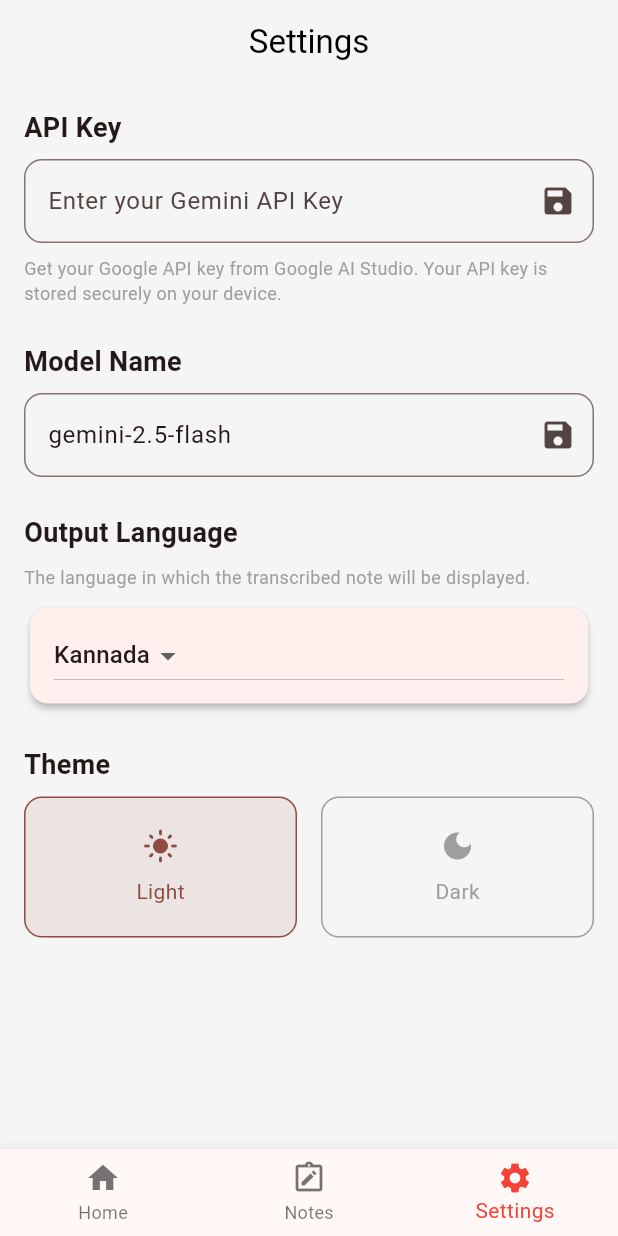
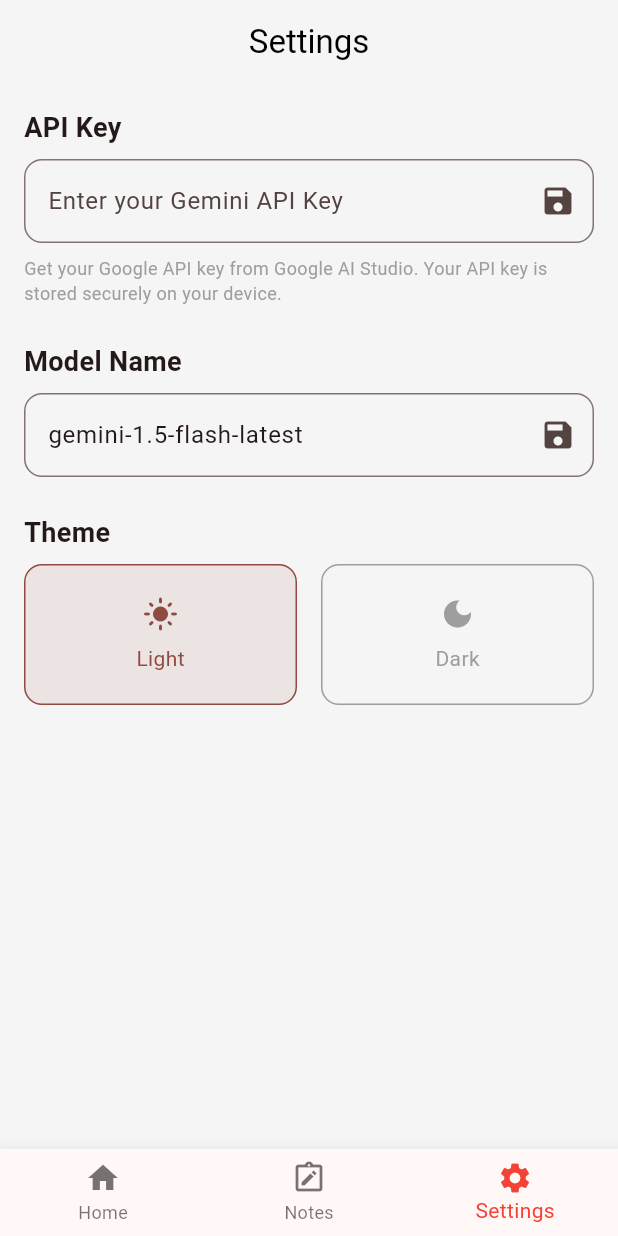
Before and after one commit to ullas9525/Dictation_App, a Flutter app: the screen it shows after launch, item 3 of the bottom bar chosen, on a phone screen of 412 x 824 dp. Run offline on Flutter 3.47's test engine with Material 3 defaults, Android fonts, the phone set to English and light mode, and no system bars; our stand-ins replace flutter_markdown, google_generative_ai, permission_handler, shared_preferences; missing offline and left inert: flutter_sound.

Commit message:
Remove translator dependency and clean up related code

````diff
--- a/lib/main.dart
+++ b/lib/main.dart
@@ -12,7 +12,6 @@ import 'package:flutter/services.dart';
 import 'package:flutter_markdown/flutter_markdown.dart';
 import 'dart:math' as math;
 import 'dart:ui' as ui;
-import 'package:translator/translator.dart';
 
 void main() {
   runApp(
@@ -28,9 +27,11 @@ void main() {
 }
 
 // --- State Management ---
+
 class ThemeProvider with ChangeNotifier {
   ThemeMode _themeMode = ThemeMode.light;
   ThemeMode get themeMode => _themeMode;
+
   ThemeProvider() {
     _loadTheme();
   }
@@ -54,6 +55,7 @@ class NoteProvider with ChangeNotifier {
   String _rawTranscript = 'Record a new note from the Home screen.';
   String _cleanedTranscript = 'Your cleaned note will appear here.';
   String _polishedTranscript = 'Your polished note will appear here.';
+
   String get rawTranscript => _rawTranscript;
   String get cleanedTranscript => _cleanedTranscript;
   String get polishedTranscript => _polishedTranscript;
@@ -66,23 +68,33 @@ class NoteProvider with ChangeNotifier {
   }
 }
 
+// --- MODIFIED & FINAL: RecordingProvider ---
+// --- MODIFIED & FINAL: RecordingProvider with corrected timer and visualizer ---
 class RecordingProvider with ChangeNotifier {
   final FlutterSoundRecorder _recorder = FlutterSoundRecorder();
   StreamSubscription? _recorderSubscription;
   Timer? _durationTimer;
+
   bool _isInitialized = false;
   bool get isInitialized => _isInitialized;
+
   bool _isSessionActive = false;
   bool get isSessionActive => _isSessionActive;
+
   bool get isRecording => _recorder.isRecording;
+
   bool _isPaused = false;
   bool get isPaused => _isPaused;
+
   String? _audioPath;
   String? get audioPath => _audioPath;
+
   Duration _duration = Duration.zero;
   Duration get duration => _duration;
+
   double _decibelLevel = -120.0;
   double get decibelLevel => _decibelLevel;
+
   RecordingProvider() {
     _initRecorder();
   }
@@ -106,9 +118,11 @@ class RecordingProvider with ChangeNotifier {
     });
   }
 
+  // --- NEW: Helper function to manage the decibel stream ---
   void _startDecibelSubscription() {
     _recorderSubscription?.cancel(); // Ensure no old subscriptions are running
     _recorderSubscription = _recorder.onProgress!.listen((e) {
+      // We no longer check for _isPaused here, we just manage the subscription
       _decibelLevel = e.decibels ?? -120.0;
       notifyListeners();
     });
@@ -116,25 +130,34 @@ class RecordingProvider with ChangeNotifier {
 
   Future<void> startRecording() async {
     if (!_isInitialized || _isSessionActive) return;
+
     Directory tempDir = await getTemporaryDirectory();
     _audioPath = '${tempDir.path}/voice_note_${DateTime.now().millisecondsSinceEpoch}.aac';
+
     await _recorder.startRecorder(
       toFile: _audioPath,
       codec: Codec.aacADTS,
     );
+
     _duration = Duration.zero;
     _startTimer();
     _startDecibelSubscription(); // Start listening to the visualizer stream
+
     _isPaused = false;
     _isSessionActive = true;
     notifyListeners();
   }
 
+  // In class RecordingProvider
+
   Future<void> pauseRecording() async {
   if (!_isInitialized || !_isSessionActive || _isPaused) return;
   await _recorder.pauseRecorder();
   _isPaused = true;
+
   _durationTimer?.cancel();
+
+  // We still cancel the subscription to stop new data
   _recorderSubscription?.cancel();
   _recorderSubscription = null;
   notifyListeners();
@@ -144,13 +167,17 @@ class RecordingProvider with ChangeNotifier {
     if (!_isInitialized || !_isSessionActive || !_isPaused) return;
     await _recorder.resumeRecorder();
     _isPaused = false;
+
     _startTimer();
+    // FIX: Start a new stream subscription to reactivate the visualizer.
     _startDecibelSubscription();
+
     notifyListeners();
   }
 
   Future<void> stopRecording() async {
     if (!_isInitialized || !_isSessionActive) return;
+
     await _recorder.stopRecorder();
     _durationTimer?.cancel();
     await _recorderSubscription?.cancel();
@@ -164,6 +191,7 @@ class RecordingProvider with ChangeNotifier {
 
   Future<void> cancelRecording() async {
     if (!_isInitialized || !_isSessionActive) return;
+
     await _recorder.stopRecorder();
     _durationTimer?.cancel();
     await _recorderSubscription?.cancel();
@@ -184,10 +212,10 @@ class RecordingProvider with ChangeNotifier {
     super.dispose();
   }
 }
-
 // --- Main Application Widget ---
 class VoiceNotesApp extends StatelessWidget {
   const VoiceNotesApp({super.key});
+
   @override
   Widget build(BuildContext context) {
     return MaterialApp(
@@ -216,14 +244,17 @@ class VoiceNotesApp extends StatelessWidget {
 }
 
 // --- Screens ---
+
 class MainScreen extends StatefulWidget {
   const MainScreen({super.key});
+
   @override
   State<MainScreen> createState() => _MainScreenState();
 }
 
 class _MainScreenState extends State<MainScreen> {
   int _selectedIndex = 0;
+
   void _onItemTapped(int index) {
     setState(() {
       _selectedIndex = index;
@@ -281,6 +312,7 @@ class HomePage extends StatefulWidget {
   final VoidCallback onNoteProcessed;
   final VoidCallback onNavigateToSettings;
   const HomePage({super.key, required this.onNoteProcessed, required this.onNavigateToSettings});
+
   @override
   State<HomePage> createState() => _HomePageState();
 }
@@ -288,11 +320,13 @@ class HomePage extends StatefulWidget {
 class _HomePageState extends State<HomePage> with TickerProviderStateMixin {
   String _selectedMicrophone = 'Built-in';
   List<String> _availableMicrophones = ['Built-in'];
+
   late AnimationController _animationController;
   late Animation<double> _scaleAnimation;
   late AnimationController _pulseController;
   late Animation<double> _pulseAnimation;
   late Animation<double> _textAnimation;
+
   @override
   void initState() {
     super.initState();
@@ -317,6 +351,8 @@ class _HomePageState extends State<HomePage> with TickerProviderStateMixin {
   }
 
   Future<void> _loadAvailableMicrophones() async {
+    // Note: This is a simplified implementation. In a real app, you would use
+    // platform-specific code to get actual microphone devices
     setState(() {
       _availableMicrophones = [
         'Built-in',
@@ -388,10 +424,13 @@ class _HomePageState extends State<HomePage> with TickerProviderStateMixin {
     return '$minutes:$seconds';
   }
 
+  // --- MODIFIED & FINAL: This method now only STOPS and processes the recording ---
   Future<void> _stopAndProcessRecording(RecordingProvider recorder) async {
     if (!recorder.isInitialized || !recorder.isSessionActive) return;
+
     _animationController.reverse();
     await recorder.stopRecording();
+
     if (recorder.audioPath != null && mounted) {
       final noteProvider = Provider.of<NoteProvider>(context, listen: false);
       final transcripts = await Navigator.push<Map<String, String>>(
@@ -407,6 +446,7 @@ class _HomePageState extends State<HomePage> with TickerProviderStateMixin {
 
   Future<void> _checkApiKeyAndStart(RecordingProvider recorder) async {
     if (!recorder.isInitialized) return;
+
     final prefs = await SharedPreferences.getInstance();
     final apiKey = prefs.getString('apiKey') ?? '';
     if (apiKey.isEmpty) {
@@ -422,10 +462,14 @@ class _HomePageState extends State<HomePage> with TickerProviderStateMixin {
     await recorder.startRecording();
   }
 
+  // --- MODIFIED & FINAL: The build method uses the corrected logic ---
+  // In class _HomePageState
+
 @override
 Widget build(BuildContext context) {
   final theme = Theme.of(context);
   final isDarkMode = theme.brightness == Brightness.dark;
+
   return Consumer<RecordingProvider>(
     builder: (context, recorder, child) {
       return Scaffold(
@@ -479,17 +523,23 @@ Widget build(BuildContext context) {
                           ),
                     ),
                     const Spacer(),
+
+                    // --- MAJOR CHANGE START ---
+                    // This area now uses an AnimatedSwitcher to swap between the single
+                    // record button and the row of active controls.
                     AnimatedSwitcher(
                       duration: const Duration(milliseconds: 300),
                       transitionBuilder: (child, animation) {
                         return ScaleTransition(scale: animation, child: child);
                       },
                       child: recorder.isSessionActive
+                          // --- WIDGETS WHEN RECORDING ---
                           ? Row(
                               key: const ValueKey('active_controls'),
                               mainAxisAlignment: MainAxisAlignment.center,
                               crossAxisAlignment: CrossAxisAlignment.center,
                               children: [
+                                // 1. The STOP button
                                 GestureDetector(
                                   onTap: () => _stopAndProcessRecording(recorder),
                                   child: Container(
@@ -502,7 +552,9 @@ Widget build(BuildContext context) {
                                   ),
                                 ),
                                 const SizedBox(width: 24),
+                                // 2. The PAUSE / RESUME buttons
                                 if (recorder.isPaused)
+                                  // The Resume Button
                                   IconButton(
                                     icon: const Icon(Icons.play_arrow),
                                     iconSize: 40,
@@ -510,6 +562,7 @@ Widget build(BuildContext context) {
                                     color: theme.colorScheme.onSurface,
                                   )
                                 else
+                                  // The Pause Button
                                   IconButton(
                                     icon: const Icon(Icons.pause),
                                     iconSize: 40,
@@ -518,6 +571,7 @@ Widget build(BuildContext context) {
                                   ),
                               ],
                             )
+                          // --- WIDGET WHEN IDLE ---
                           : GestureDetector(
                               key: const ValueKey('idle_button'),
                               onTap: () => _checkApiKeyAndStart(recorder),
@@ -538,8 +592,10 @@ Widget build(BuildContext context) {
                               ),
                             ),
                     ),
+                    // --- MAJOR CHANGE END ---
 
                     const SizedBox(height: 24),
+                    // The cancel button logic remains below
                     SizedBox(
                       height: 48,
                       child: AnimatedOpacity(
@@ -554,7 +610,7 @@ Widget build(BuildContext context) {
                                 padding: const EdgeInsets.symmetric(horizontal: 20, vertical: 12),
                               ),
                             )
-                          : const SizedBox(),
+                          : const SizedBox(), // Show nothing when not active
                       ),
                     ),
                     const SizedBox(height: 20),
@@ -585,6 +641,7 @@ Widget build(BuildContext context) {
 
 class ParticleBackground extends StatefulWidget {
   const ParticleBackground({super.key});
+
   @override
   State<ParticleBackground> createState() => _ParticleBackgroundState();
 }
@@ -592,6 +649,7 @@ class ParticleBackground extends StatefulWidget {
 class _ParticleBackgroundState extends State<ParticleBackground> with SingleTickerProviderStateMixin {
   late AnimationController _controller;
   List<Particle> _particles = [];
+
   @override
   void initState() {
     super.initState();
@@ -661,7 +719,9 @@ class Particle {
 
 class ParticlePainter extends CustomPainter {
   final List<Particle> particles;
+
   ParticlePainter({required this.particles});
+
   @override
   void paint(Canvas canvas, Size size) {
     final paint = Paint();
@@ -683,6 +743,7 @@ class AudioWaveformVisualizer extends StatefulWidget {
   final double decibelLevel;
   final bool isPaused;
   const AudioWaveformVisualizer({super.key, required this.decibelLevel,this.isPaused = false, });
+
   @override
   State<AudioWaveformVisualizer> createState() => _AudioWaveformVisualizerState();
 }
@@ -691,8 +752,11 @@ class _AudioWaveformVisualizerState extends State<AudioWaveformVisualizer> {
   List<double> _waveforms = [];
   final int _maxWaveforms = 100;
   Timer? _scrollTimer;
+
   double _lastDecibel = 0.0;
   bool _hasNewData = false;
+
+
   @override
   void initState() {
     super.initState();
@@ -704,7 +768,9 @@ class _AudioWaveformVisualizerState extends State<AudioWaveformVisualizer> {
   void didUpdateWidget(covariant AudioWaveformVisualizer oldWidget) {
     super.didUpdateWidget(oldWidget);
     if (widget.decibelLevel != oldWidget.decibelLevel) {
+
       final double normalized = (widget.decibelLevel.clamp(-120.0, 0.0) + 120) / 120;
+
       _lastDecibel = normalized;
       _hasNewData = true;
     }
@@ -714,7 +780,7 @@ class _AudioWaveformVisualizerState extends State<AudioWaveformVisualizer> {
     _scrollTimer = Timer.periodic(const Duration(milliseconds: 75), (timer) {
       if (widget.isPaused) {
         return;
-      }
+      }// Slightly slower scroll
       if (mounted) {
         setState(() {
           if (_hasNewData) {
@@ -723,6 +789,7 @@ class _AudioWaveformVisualizerState extends State<AudioWaveformVisualizer> {
           } else {
             _waveforms.add(0.0);
           }
+
           if (_waveforms.length > _maxWaveforms) {
             _waveforms.removeAt(0);
           }
@@ -750,10 +817,13 @@ class _AudioWaveformVisualizerState extends State<AudioWaveformVisualizer> {
 
 class WaveformPainter extends CustomPainter {
   final List<double> waveforms;
+
   WaveformPainter({required this.waveforms});
+
   @override
   void paint(Canvas canvas, Size size) {
     if (waveforms.length < 2) return;
+
     final paint = Paint()
       ..shader = ui.Gradient.linear(
         Offset(0, -size.height / 2),
@@ -761,20 +831,28 @@ class WaveformPainter extends CustomPainter {
         [Colors.red.shade400, Colors.red.shade700],
       )
       ..style = PaintingStyle.fill;
+
     final path = Path();
     final barWidth = size.width / (waveforms.length - 1);
+
     path.moveTo(0, size.height / 2);
+
     for (int i = 0; i < waveforms.length - 1; i++) {
       final waveform = waveforms[i];
       final nextWaveform = waveforms[i + 1];
+
       final barHeight = (waveform * size.height * 0.8).clamp(2.0, size.height);
       final nextBarHeight = (nextWaveform * size.height * 0.8).clamp(2.0, size.height);
+
       final x1 = i * barWidth;
       final y1 = size.height / 2 - barHeight / 2;
+
       final x2 = (i + 1) * barWidth;
       final y2 = size.height / 2 - nextBarHeight / 2;
+
       final midX = (x1 + x2) / 2;
       final midY = (y1 + y2) / 2;
+
       path.quadraticBezierTo(x1, y1, midX, midY);
     }
 
@@ -782,20 +860,28 @@ class WaveformPainter extends CustomPainter {
     final lastY = size.height / 2 - (waveforms.last * size.height * 0.8).clamp(2.0, size.height) / 2;
     path.lineTo(lastX, lastY);
     path.lineTo(lastX, size.height / 2);
+
     for (int i = waveforms.length - 2; i >= 0; i--) {
         final waveform = waveforms[i];
         final nextWaveform = waveforms[i + 1];
+
         final barHeight = (waveform * size.height * 0.8).clamp(2.0, size.height);
         final nextBarHeight = (nextWaveform * size.height * 0.8).clamp(2.0, size.height);
+
         final x1 = i * barWidth;
         final y1 = size.height / 2 + barHeight / 2;
+
         final x2 = (i + 1) * barWidth;
         final y2 = size.height / 2 + nextBarHeight / 2;
+
         final midX = (x1 + x2) / 2;
         final midY = (y1 + y2) / 2;
+
         path.quadraticBezierTo(x2, y2, midX, midY);
     }
+
     path.close();
+
     canvas.drawPath(path, paint);
   }
 
@@ -803,14 +889,17 @@ class WaveformPainter extends CustomPainter {
   bool shouldRepaint(covariant CustomPainter oldDelegate) => true;
 }
 
+
 class NotePage extends StatefulWidget {
   const NotePage({super.key});
+
   @override
   State<NotePage> createState() => _NotePageState();
 }
 
 class _NotePageState extends State<NotePage> with SingleTickerProviderStateMixin {
   late TabController _tabController;
+
   @override
   void initState() {
     super.initState();
@@ -972,8 +1061,6 @@ Widget _buildCopyButton(BuildContext context, String label, String text, {bool i
           data: text,
           styleSheet: MarkdownStyleSheet.fromTheme(Theme.of(context)).copyWith(
             p: const TextStyle(fontSize: 16, height: 1.5),
-            h2: const TextStyle(fontSize: 20, fontWeight: FontWeight.bold),
-            strong: const TextStyle(fontWeight: FontWeight.bold),
           ),
         ),
       ),
@@ -982,9 +1069,11 @@ Widget _buildCopyButton(BuildContext context, String label, String text, {bool i
 }
 
 enum ProcessingStep { transcribing, cleaning, polishing, completed }
+
 class TranscribePage extends StatefulWidget {
   final String audioPath;
   const TranscribePage({super.key, required this.audioPath});
+
   @override
   State<TranscribePage> createState() => _TranscribePageState();
 }
@@ -993,6 +1082,7 @@ class _TranscribePageState extends State<TranscribePage> {
   ProcessingStep _currentStep = ProcessingStep.transcribing;
   bool _isProcessing = true;
   String _errorMessage = '';
+
   @override
   void initState() {
     super.initState();
@@ -1006,18 +1096,27 @@ class _TranscribePageState extends State<TranscribePage> {
       _errorMessage = '';
       _currentStep = ProcessingStep.transcribing;
     });
+
     try {
       final prefs = await SharedPreferences.getInstance();
       final apiKey = prefs.getString('apiKey') ?? '';
-      final modelName = prefs.getString('modelName') ?? 'gemini-2.5-flash';
+      final modelName = prefs.getString('modelName') ?? 'gemini-1.5-flash-latest';
+
+
       final service = TranscriptionService();
+
       final result = await service.processAudio(widget.audioPath, apiKey, modelName);
+
       if(mounted) setState(() { _currentStep = ProcessingStep.cleaning; });
       await Future.delayed(const Duration(milliseconds: 400));
+
       if(mounted) setState(() { _currentStep = ProcessingStep.polishing; });
       await Future.delayed(const Duration(milliseconds: 400));
+
+
       if(mounted) setState(() { _currentStep = ProcessingStep.completed; });
       await Future.delayed(const Duration(milliseconds: 400));
+
       if (mounted) {
         Navigator.of(context).pop(result);
       }
@@ -1090,6 +1189,7 @@ class _TranscribePageState extends State<TranscribePage> {
 class ProcessingStepper extends StatelessWidget {
   final ProcessingStep currentStep;
   const ProcessingStepper({super.key, required this.currentStep});
+
   @override
   Widget build(BuildContext context) {
     return Column(
@@ -1116,8 +1216,10 @@ class ProcessingStepper extends StatelessWidget {
     final isActive = _isStepActive(step);
     final isCurrent = currentStep == step;
     final isCompleted = currentStep.index > step.index;
+
     Color circleColor = isActive ? Colors.green : Colors.grey.shade400;
     Widget child = const SizedBox();
+
     if (isCompleted) {
       child = const Icon(Icons.check, color: Colors.white, size: 16);
     } else if (isCurrent) {
@@ -1162,12 +1264,14 @@ class ProcessingStepper extends StatelessWidget {
       ),
     );
   }
+
   bool isDarkTheme(BuildContext context) => Theme.of(context).brightness == Brightness.dark;
 }
 
 
 class SettingsPage extends StatefulWidget {
   const SettingsPage({super.key});
+
   @override
   State<SettingsPage> createState() => _SettingsPageState();
 }
@@ -1175,8 +1279,7 @@ class SettingsPage extends StatefulWidget {
 class _SettingsPageState extends State<SettingsPage> {
   final _apiKeyController = TextEditingController();
   final _modelNameController = TextEditingController();
-  String _selectedLanguage = 'kn';
-  final translator = GoogleTranslator();
+
   @override
   void initState() {
     super.initState();
@@ -1188,8 +1291,7 @@ class _SettingsPageState extends State<SettingsPage> {
     if (mounted) {
       setState(() {
         _apiKeyController.text = prefs.getString('apiKey') ?? '';
-        _modelNameController.text = prefs.getString('modelName') ?? 'gemini-2.5-flash';
-        _selectedLanguage = prefs.getString('selectedLanguage') ?? 'kn';
+        _modelNameController.text = prefs.getString('modelName') ?? 'gemini-1.5-flash-latest';
       });
     }
   }
@@ -1204,10 +1306,6 @@ class _SettingsPageState extends State<SettingsPage> {
     await prefs.setString('modelName', value);
   }
 
-  Future<void> _saveSelectedLanguage(String value) async {
-    final prefs = await SharedPreferences.getInstance();
-    await prefs.setString('selectedLanguage', value);
-  }
 
   @override
   void dispose() {
@@ -1219,6 +1317,7 @@ class _SettingsPageState extends State<SettingsPage> {
   @override
   Widget build(BuildContext context) {
     final themeProvider = Provider.of<ThemeProvider>(context);
+
     return Scaffold(
       appBar: AppBar(
         title: const Text('Settings'),
@@ -1260,7 +1359,7 @@ class _SettingsPageState extends State<SettingsPage> {
           TextField(
             controller: _modelNameController,
             decoration: InputDecoration(
-              hintText: 'Use gemini-2.5-flash',
+              hintText: 'Use gemini-1.5-flash-latest',
               border: OutlineInputBorder(
                 borderRadius: BorderRadius.circular(12),
               ),
@@ -1273,41 +1372,6 @@ class _SettingsPageState extends State<SettingsPage> {
                   );
                   FocusScope.of(context).unfocus();
                 },
-              ),
-            ),
-          ),
-          const SizedBox(height: 24),
-          _buildSectionTitle('Output Language'),
-          const SizedBox(height: 8),
-          const Text(
-            'The language in which the transcribed note will be displayed.',
-            style: TextStyle(color: Colors.grey, fontSize: 12),
-          ),
-          const SizedBox(height: 8),
-          Card(
-            elevation: 2,
-            shape: RoundedRectangleBorder(
-              borderRadius: BorderRadius.circular(12),
-            ),
-            child: Padding(
-              padding: const EdgeInsets.symmetric(horizontal: 16.0, vertical: 8.0),
-              child: DropdownButton<String>(
-                value: _selectedLanguage,
-                onChanged: (String? newValue) {
-                  if (newValue != null) {
-                    setState(() {
-                      _selectedLanguage = newValue;
-                    });
-                    _saveSelectedLanguage(newValue);
-                  }
-                },
-                items: <String>['kn', 'en', 'es', 'fr', 'de', 'hi', 'te', 'ta']
-                    .map<DropdownMenuItem<String>>((String value) {
-                  return DropdownMenuItem<String>(
-                    value: value,
-                    child: Text(_getLanguageName(value)),
-                  );
-                }).toList(),
               ),
             ),
           ),
@@ -1345,29 +1409,6 @@ class _SettingsPageState extends State<SettingsPage> {
     );
   }
 
-  String _getLanguageName(String code) {
-    switch (code) {
-      case 'kn':
-        return 'Kannada';
-      case 'en':
-        return 'English';
-      case 'es':
-        return 'Spanish';
-      case 'fr':
-        return 'French';
-      case 'de':
-        return 'German';
-      case 'hi':
-        return 'Hindi';
-      case 'te':
-        return 'Telugu';
-      case 'ta':
-        return 'Tamil';
-      default:
-        return '';
-    }
-  }
-
   Widget _buildThemeOption(BuildContext context, String title, IconData icon, bool isSelected, VoidCallback onTap) {
     final colorScheme = Theme.of(context).colorScheme;
     return Expanded(
@@ -1395,14 +1436,15 @@ class _SettingsPageState extends State<SettingsPage> {
 }
 
 // --- Services ---
+
 class TranscriptionService {
-  final translator = GoogleTranslator();
-
   Future<Map<String, String>> processAudio(String audioPath, String apiKey, String modelName) async {
     if (apiKey.isEmpty) {
       throw Exception('API Key is missing. Please add it in Settings.');
     }
+
     final model = GenerativeModel(model: modelName, apiKey: apiKey);
+
     final prompt = '''
 You are an AI assistant for a voice note app. Process the attached audio file and provide three distinct outputs in a single, valid JSON object.
 
@@ -1410,11 +1452,7 @@ The JSON object must have these exact keys: "rawTranscript", "cleanedTranscript"
 
 1.  **rawTranscript**: Provide a direct, accurate transcription of the audio.
 2.  **cleanedTranscript**: Take the raw transcript, remove filler words (like "um", "uh"), correct obvious grammar mistakes, and fix punctuation. Do not add any new information, introductory phrases, or explanations. The output must ONLY be the cleaned text itself.
-3.  **polishedNote**: Transform the cleaned transcript into a well-structured note. Use valid markdown for formatting.
-    - For headings, use `## Heading` (a space is required after the `##`).
-    - For bold text, use `**text**`. There must be no spaces between the asterisks and the text.
-    - For bullet points, use `- ` or `* ` (a space is required after the character).
-    Identify key points and action items. The output must ONLY be the markdown note itself, starting directly with the content. Do not include any conversational preamble like "Here is the polished note...".
+3.  **polishedNote**: Transform the cleaned transcript into a well-structured note. Use markdown for formatting (e.g., "## Headings", "- Bullet points"). Identify key points and action items. The output must ONLY be the markdown note itself, starting directly with the content. Do not include any conversational preamble like "Here is the polished note...".
 
 Return only the raw JSON object.
 ''';
@@ -1429,35 +1467,25 @@ Return only the raw JSON object.
     try {
       final response = await model.generateContent([Content.multi(parts)]);
       final responseText = response.text;
+
       if (responseText == null) {
         throw Exception('Received an empty response from the AI model.');
       }
 
       final cleanedJson = responseText.replaceAll('```json', '').replaceAll('```', '').trim();
       final decodedJson = jsonDecode(cleanedJson) as Map<String, dynamic>;
+
       if (!decodedJson.containsKey('rawTranscript') ||
           !decodedJson.containsKey('cleanedTranscript') ||
           !decodedJson.containsKey('polishedNote')) {
         throw Exception('The AI response is missing required data. Please try again.');
       }
 
-      // Clean up markdown before translation
-      final polishedNote = (decodedJson['polishedNote'] as String)
-          .replaceAllMapped(RegExp(r'\*\*\s*(.*?)\s*\*\*'), (match) {
-        return '**${match.group(1)}**';
-      });
-
-      final prefs = await SharedPreferences.getInstance();
-      final selectedLanguage = prefs.getString('selectedLanguage') ?? 'kn';
-
-      final translatedData = await _translateData(
-        decodedJson['rawTranscript'] as String,
-        decodedJson['cleanedTranscript'] as String,
-        polishedNote,
-        selectedLanguage,
-      );
-
-      return translatedData;
+      return {
+        'rawTranscript': decodedJson['rawTranscript'] as String,
+        'cleanedTranscript': decodedJson['cleanedTranscript'] as String,
+        'polishedNote': decodedJson['polishedNote'] as String,
+      };
 
     } on GenerativeAIException catch (e) {
       if (e.message.contains('Unhandled format for Content')) {
@@ -1468,23 +1496,4 @@ Return only the raw JSON object.
       throw Exception('An unexpected error occurred while processing the note: $e');
     }
   }
-
-  Future<Map<String, String>> _translateData(String raw, String cleaned, String polished, String languageCode) async {
-    final translatedRaw = await translator.translate(raw, to: languageCode);
-    final translatedCleaned = await translator.translate(cleaned, to: languageCode);
-    final translatedPolished = await translator.translate(polished, to: languageCode);
-
-    // Fix markdown formatting after translation
-    final fixedPolishedNote = translatedPolished.text.replaceAllMapped(
-      RegExp(r'\*\*\s*(.*?)\s*\*\*'), (match) => '**${match.group(1)}**'
-    ).replaceAllMapped(
-      RegExp(r'^\s*[-*]\s*(.*)', multiLine: true), (match) => '- ${match.group(1)}'
-    );
-
-    return {
-      'rawTranscript': translatedRaw.text,
-      'cleanedTranscript': translatedCleaned.text,
-      'polishedNote': fixedPolishedNote, // Use the fixed version
-    };
-  }
 }
````
Also changed, not shown: pubspec.yaml (+2 -6 lines), pubspec.lock.
